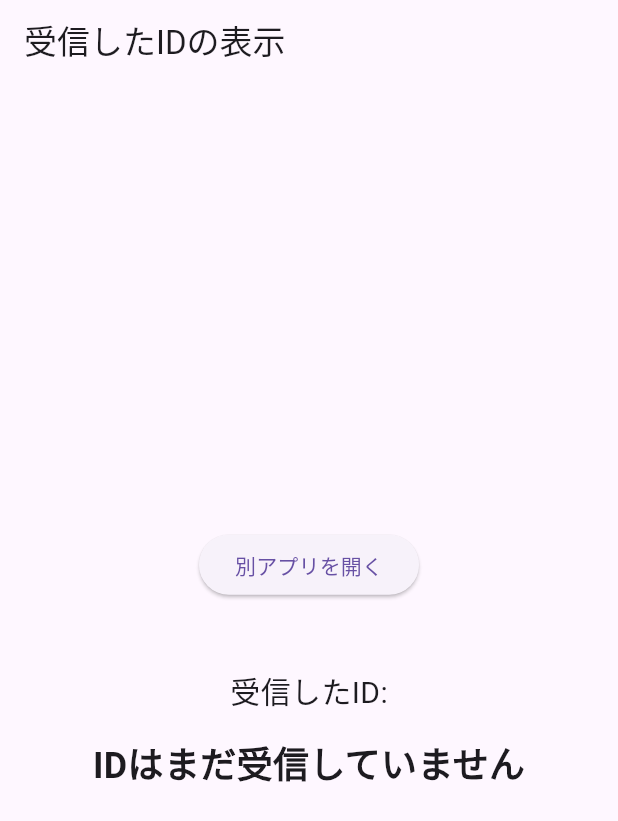
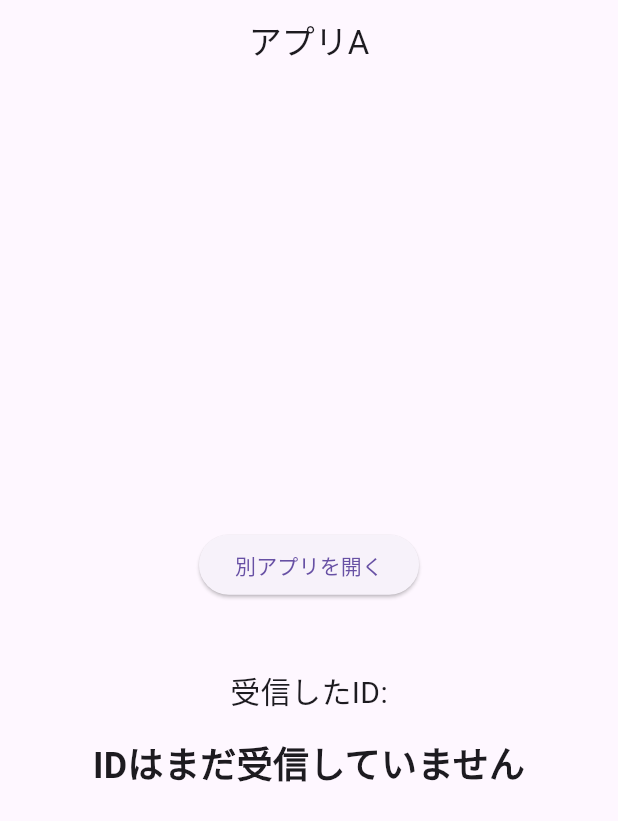
Before and after one commit to Yuta-KTD/deep_link_interactive, a Flutter app: the screen it shows after launch, after a tap on "別アプリを開く", on a phone screen of 412 x 824 dp. Shown: the top 821 px of the screen. Run offline on Flutter 3.47's test engine with Material 3 defaults, Android fonts, the phone set to English and light mode, and no system bars; our stand-ins replace app_links, go_router.

Commit message:
Manifestファイル修正

```diff
--- a/lib/main.dart
+++ b/lib/main.dart
@@ -61,9 +61,7 @@ class _HomePageState extends State<HomePage> {
   }
 
   Future<void> _launchURLScheme() async {
-    final Uri url = Uri.parse(Platform.isIOS
-        ? 'deepLinkSubScheme://fetch'
-        : 'deepLinkSubScheme://fetchid');
+    final Uri url = Uri.parse('deepLinkSubScheme://fetchid');
 
     try {
       await launchUrl(url);
@@ -78,7 +76,8 @@ class _HomePageState extends State<HomePage> {
   Widget build(BuildContext context) {
     return Scaffold(
       appBar: AppBar(
-        title: const Text('受信したIDの表示'),
+        centerTitle: true,
+        title: const Text('アプリA'),
       ),
       body: Center(
         child: Column(
```
Also changed, not shown: 5 other files.
